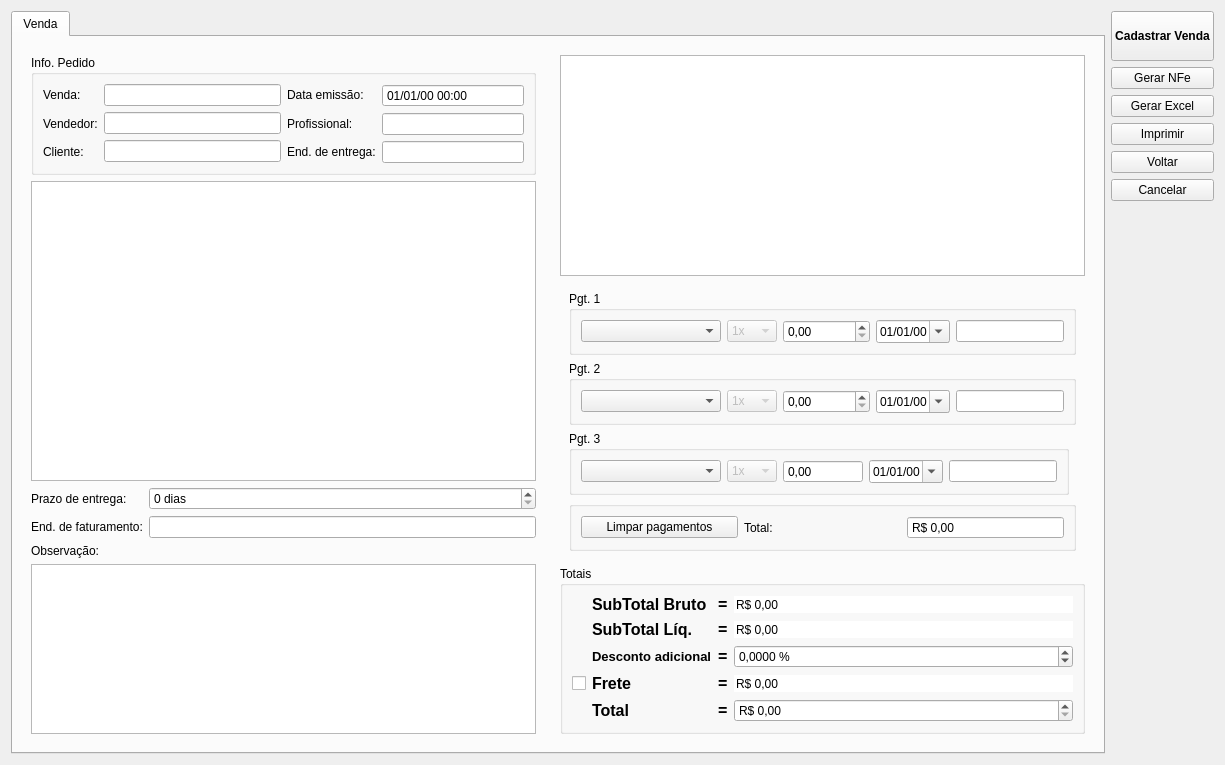
This is ui/venda.ui in lellisls/ERP-STACCATO as Qt 5 draws it before an edit. The edited form follows.
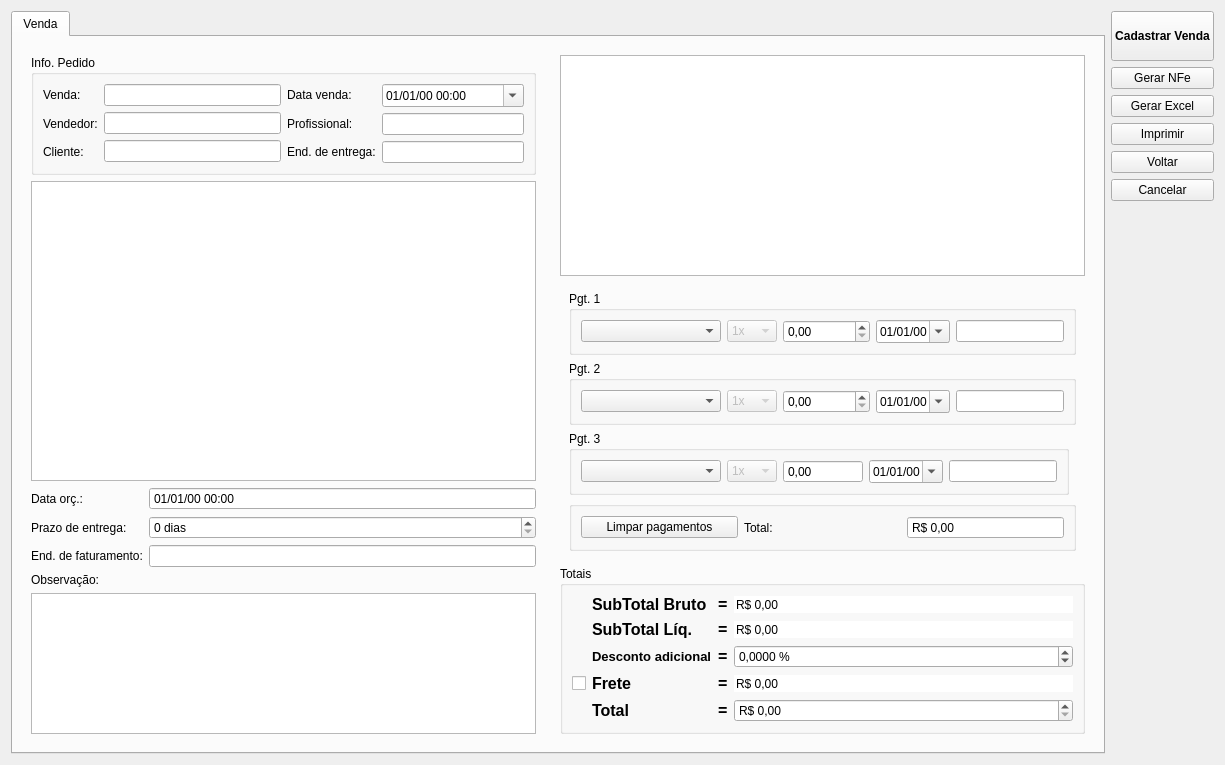
This is the edited form. Custom widgets are drawn as their Qt base class.

Commit message: Guardar data do orçamento além da data de venda em Venda

```diff
--- a/ui/venda.ui
+++ b/ui/venda.ui
@@ -107,7 +107,7 @@
                  <item>
                   <widget class="QLabel" name="labelDateTime">
                    <property name="text">
-                    <string>Data emissão:</string>
+                    <string>Data venda:</string>
                    </property>
                   </widget>
                  </item>
@@ -143,20 +143,11 @@
                 <layout class="QGridLayout" name="gridLayout_18">
                  <item row="0" column="0">
                   <widget class="QDateTimeEdit" name="dateTimeEdit">
-                   <property name="toolTip">
-                    <string>&lt;html&gt;&lt;head/&gt;&lt;body&gt;&lt;p&gt;Data/hora em que o orçamento foi criado pela primeira vez&lt;/p&gt;&lt;/body&gt;&lt;/html&gt;</string>
-                   </property>
-                   <property name="readOnly">
-                    <bool>true</bool>
-                   </property>
-                   <property name="buttonSymbols">
-                    <enum>QAbstractSpinBox::NoButtons</enum>
-                   </property>
                    <property name="displayFormat">
                     <string>dd/MM/yy hh:mm</string>
                    </property>
                    <property name="calendarPopup">
-                    <bool>false</bool>
+                    <bool>true</bool>
                    </property>
                   </widget>
                  </item>
@@ -173,6 +164,74 @@
             </layout>
            </widget>
           </item>
+          <item row="6" column="0" colspan="2">
+           <widget class="QTextEdit" name="textEdit">
+            <property name="sizePolicy">
+             <sizepolicy hsizetype="Preferred" vsizetype="Preferred">
+              <horstretch>0</horstretch>
+              <verstretch>0</verstretch>
+             </sizepolicy>
+            </property>
+           </widget>
+          </item>
+          <item row="4" column="1">
+           <widget class="ItemBox" name="itemBoxEnderecoFat"/>
+          </item>
+          <item row="4" column="0">
+           <widget class="QLabel" name="labelPrazoEntrega_2">
+            <property name="sizePolicy">
+             <sizepolicy hsizetype="Fixed" vsizetype="Minimum">
+              <horstretch>0</horstretch>
+              <verstretch>0</verstretch>
+             </sizepolicy>
+            </property>
+            <property name="text">
+             <string>End. de faturamento:</string>
+            </property>
+           </widget>
+          </item>
+          <item row="3" column="1">
+           <widget class="QSpinBox" name="spinBoxPrazoEntrega">
+            <property name="toolTip">
+             <string>&lt;html&gt;&lt;head/&gt;&lt;body&gt;&lt;p&gt;Validade em dias do orçamento, contando a partir de hoje&lt;/p&gt;&lt;/body&gt;&lt;/html&gt;</string>
+            </property>
+            <property name="suffix">
+             <string> dias</string>
+            </property>
+            <property name="maximum">
+             <number>365</number>
+            </property>
+            <property name="singleStep">
+             <number>1</number>
+            </property>
+           </widget>
+          </item>
+          <item row="5" column="0">
+           <widget class="QLabel" name="labelEndereco_9">
+            <property name="sizePolicy">
+             <sizepolicy hsizetype="Fixed" vsizetype="Minimum">
+              <horstretch>0</horstretch>
+              <verstretch>0</verstretch>
+             </sizepolicy>
+            </property>
+            <property name="text">
+             <string>Observação:</string>
+            </property>
+           </widget>
+          </item>
+          <item row="3" column="0">
+           <widget class="QLabel" name="labelPrazoEntrega">
+            <property name="sizePolicy">
+             <sizepolicy hsizetype="Fixed" vsizetype="Minimum">
+              <horstretch>0</horstretch>
+              <verstretch>0</verstretch>
+             </sizepolicy>
+            </property>
+            <property name="text">
+             <string>Prazo de entrega:</string>
+            </property>
+           </widget>
+          </item>
           <item row="1" column="0" colspan="2">
            <widget class="QTableView" name="tableVenda">
             <property name="sizePolicy">
@@ -202,70 +261,28 @@
            </widget>
           </item>
           <item row="2" column="0">
-           <widget class="QLabel" name="labelPrazoEntrega">
-            <property name="sizePolicy">
-             <sizepolicy hsizetype="Fixed" vsizetype="Minimum">
-              <horstretch>0</horstretch>
-              <verstretch>0</verstretch>
-             </sizepolicy>
-            </property>
+           <widget class="QLabel" name="labelDateTimeOrc">
             <property name="text">
-             <string>Prazo de entrega:</string>
+             <string>Data orç.:</string>
             </property>
            </widget>
           </item>
           <item row="2" column="1">
-           <widget class="QSpinBox" name="spinBoxPrazoEntrega">
+           <widget class="QDateTimeEdit" name="dateTimeEditOrc">
             <property name="toolTip">
              <string>&lt;html&gt;&lt;head/&gt;&lt;body&gt;&lt;p&gt;Validade em dias do orçamento, contando a partir de hoje&lt;/p&gt;&lt;/body&gt;&lt;/html&gt;</string>
             </property>
-            <property name="suffix">
-             <string> dias</string>
+            <property name="readOnly">
+             <bool>true</bool>
             </property>
-            <property name="maximum">
-             <number>365</number>
+            <property name="buttonSymbols">
+             <enum>QAbstractSpinBox::NoButtons</enum>
             </property>
-            <property name="singleStep">
-             <number>1</number>
+            <property name="displayFormat">
+             <string>dd/MM/yy hh:mm</string>
             </property>
-           </widget>
-          </item>
-          <item row="3" column="0">
-           <widget class="QLabel" name="labelPrazoEntrega_2">
-            <property name="sizePolicy">
-             <sizepolicy hsizetype="Fixed" vsizetype="Minimum">
-              <horstretch>0</horstretch>
-              <verstretch>0</verstretch>
-             </sizepolicy>
-            </property>
-            <property name="text">
-             <string>End. de faturamento:</string>
-            </property>
-           </widget>
-          </item>
-          <item row="3" column="1">
-           <widget class="ItemBox" name="itemBoxEnderecoFat"/>
-          </item>
-          <item row="4" column="0">
-           <widget class="QLabel" name="labelEndereco_9">
-            <property name="sizePolicy">
-             <sizepolicy hsizetype="Fixed" vsizetype="Minimum">
-              <horstretch>0</horstretch>
-              <verstretch>0</verstretch>
-             </sizepolicy>
-            </property>
-            <property name="text">
-             <string>Observação:</string>
-            </property>
-           </widget>
-          </item>
-          <item row="5" column="0" colspan="2">
-           <widget class="QTextEdit" name="textEdit">
-            <property name="sizePolicy">
-             <sizepolicy hsizetype="Preferred" vsizetype="Preferred">
-              <horstretch>0</horstretch>
-              <verstretch>0</verstretch>
-             </sizepolicy>
+            <property name="calendarPopup">
+             <bool>false</bool>
             </property>
            </widget>
           </item>
```
Left out of the diff: 2 changed lines with no effect on the pictures. The commit also changes 1 other file.
